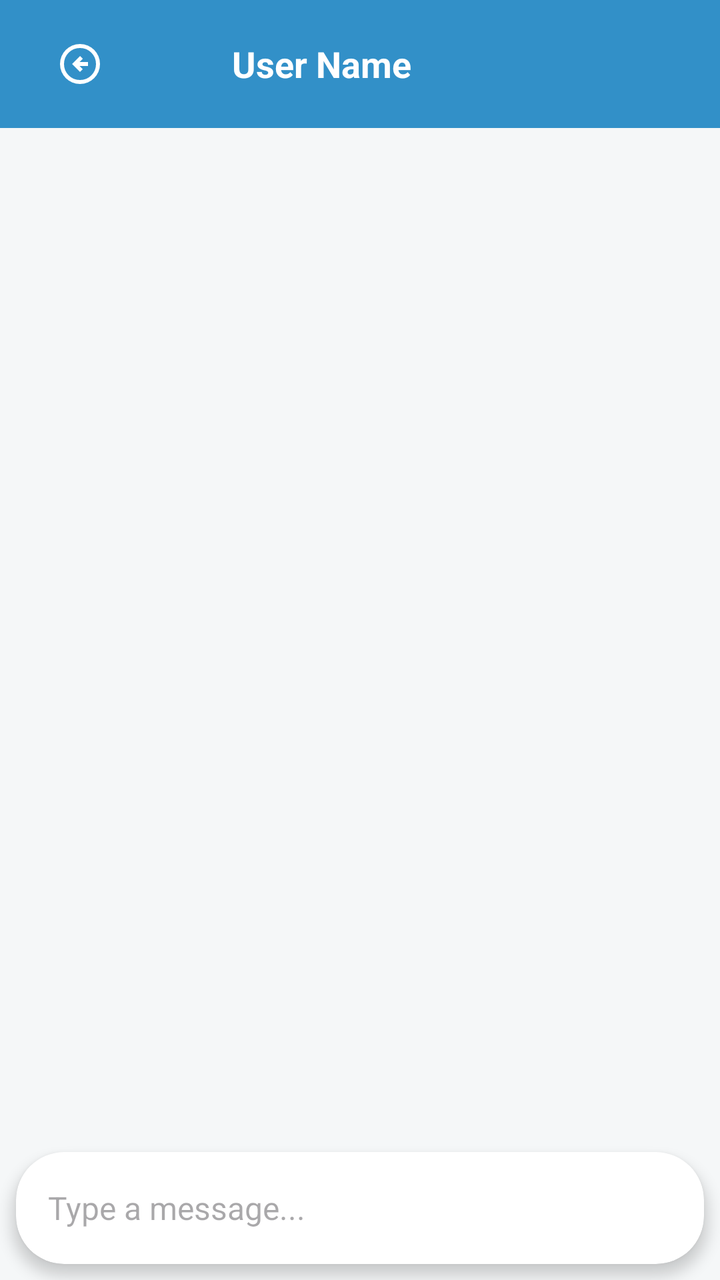
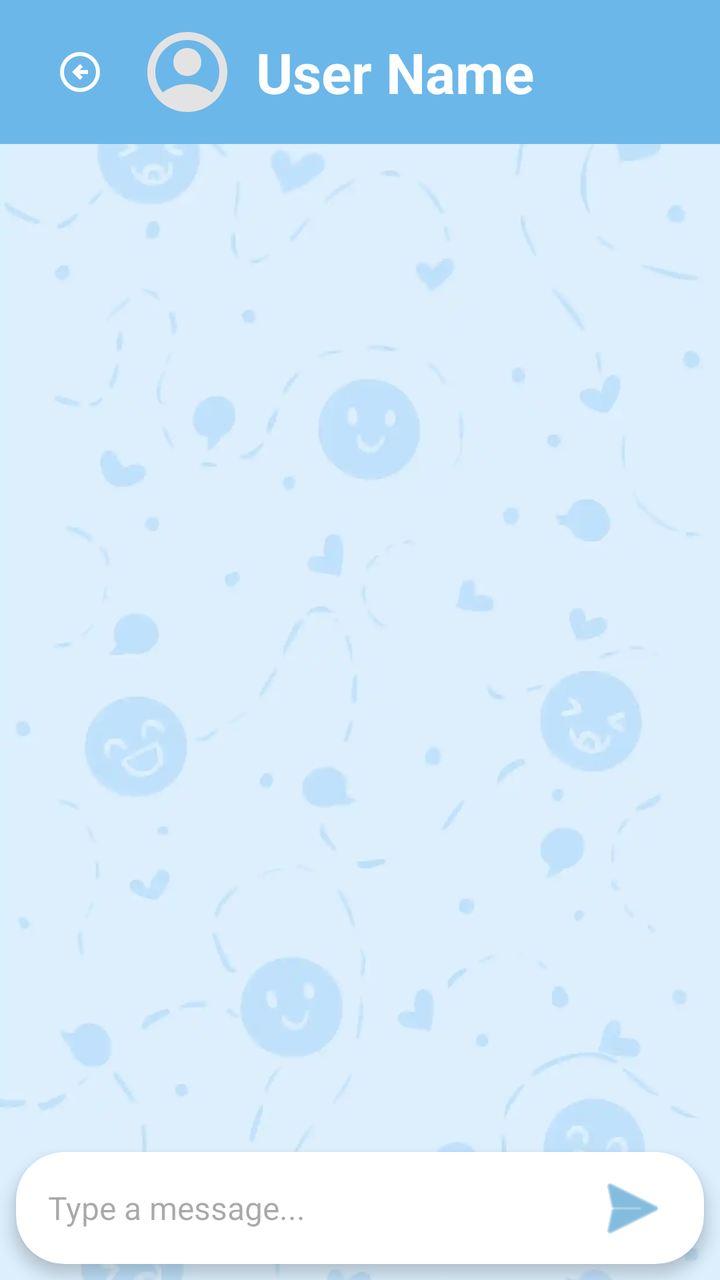

Before-and-after screenshots of an Android layout around one commit, followed by the original layout XML and the change that was made.
<!-- AndroidManifest.xml: application theme Theme.BetweenUs -->
<!-- res/layout/fragment_messaging.xml -->
<?xml version="1.0" encoding="utf-8"?>
<androidx.constraintlayout.widget.ConstraintLayout xmlns:android="http://schemas.android.com/apk/res/android"
    xmlns:app="http://schemas.android.com/apk/res-auto"
    android:layout_width="match_parent"
    android:layout_height="match_parent"
    android:background="#F5F7F8">

    
    <com.google.android.material.appbar.MaterialToolbar
        android:id="@+id/chatToolbar"
        android:layout_width="0dp"
        android:layout_height="wrap_content"
        android:background="#3290c8"
        android:elevation="4dp"
        app:layout_constraintEnd_toEndOf="parent"
        app:layout_constraintStart_toStartOf="parent"
        app:layout_constraintTop_toTopOf="parent">

        <LinearLayout
            android:layout_width="match_parent"
            android:layout_height="wrap_content"
            android:gravity="center_vertical"
            android:orientation="horizontal">

            <ImageButton
                android:id="@+id/backButton"
                android:layout_width="48dp"
                android:layout_height="48dp"
                android:background="?attr/selectableItemBackgroundBorderless"
                android:src="@drawable/back_arrow"
                app:tint="@android:color/white" />

            <com.google.android.material.imageview.ShapeableImageView
                android:id="@+id/groupImage"
                android:layout_width="32dp"
                android:layout_height="32dp"
                android:layout_marginStart="8dp"
                android:src="@drawable/ic_profile_placeholder"
                app:shapeAppearanceOverlay="@style/ShapeAppearance.Material3.Corner.Full" />

            <TextView
                android:id="@+id/groupName"
                android:layout_width="wrap_content"
                android:layout_height="wrap_content"
                android:layout_marginStart="12dp"
                android:text="User Name"
                android:textColor="@android:color/white"
                android:textSize="18sp"
                android:textStyle="bold" />
        </LinearLayout>
    </com.google.android.material.appbar.MaterialToolbar>

    
    <androidx.recyclerview.widget.RecyclerView
        android:id="@+id/messagesRecyclerView"
        android:layout_width="0dp"
        android:layout_height="0dp"
        android:clipToPadding="false"
        android:padding="8dp"
        app:layout_constraintBottom_toTopOf="@id/messageInputLayout"
        app:layout_constraintEnd_toEndOf="parent"
        app:layout_constraintStart_toStartOf="parent"
        app:layout_constraintTop_toBottomOf="@id/chatToolbar" />

    
    <androidx.cardview.widget.CardView
        android:id="@+id/messageInputLayout"
        android:layout_width="0dp"
        android:layout_height="wrap_content"
        android:layout_margin="8dp"
        app:cardCornerRadius="24dp"
        app:cardElevation="4dp"
        app:layout_constraintBottom_toBottomOf="parent"
        app:layout_constraintEnd_toEndOf="parent"
        app:layout_constraintStart_toStartOf="parent">

        <LinearLayout
            android:layout_width="match_parent"
            android:layout_height="wrap_content"
            android:gravity="center_vertical"
            android:orientation="horizontal"
            android:paddingHorizontal="16dp"
            android:paddingVertical="4dp">

            <EditText
                android:id="@+id/messageInput"
                android:layout_width="0dp"
                android:layout_height="wrap_content"
                android:layout_weight="1"
                android:background="@android:color/transparent"
                android:hint="Type a message..."
                android:minHeight="48dp"
                android:paddingVertical="8dp"
                android:textColor="@color/black"
                android:textSize="16sp" />

            <ImageButton
                android:id="@+id/sendMessageButton"
                android:layout_width="40dp"
                android:layout_height="40dp"
                android:background="?attr/selectableItemBackgroundBorderless"
                android:src="@drawable/ic_send"
                app:tint="#3290c8" />

        </LinearLayout>
    </androidx.cardview.widget.CardView>

</androidx.constraintlayout.widget.ConstraintLayout>
<!-- resources referenced by this layout -->
<resources>
  <color name="black">#FF000000</color>
  <!-- drawable back_arrow (drawable) -->
  <vector xmlns:android="http://schemas.android.com/apk/res/android"
      android:width="24dp"
      android:height="24dp"
      android:viewportWidth="960"
      android:viewportHeight="960">
    <path
        android:pathData="m480,640 l56,-56 -64,-64h168v-80L472,440l64,-64 -56,-56 -160,160 160,160ZM480,880q-83,0 -156,-31.5T197,763q-54,-54 -85.5,-127T80,480q0,-83 31.5,-156T197,197q54,-54 127,-85.5T480,80q83,0 156,31.5T763,197q54,54 85.5,127T880,480q0,83 -31.5,156T763,763q-54,54 -127,85.5T480,880ZM480,800q134,0 227,-93t93,-227q0,-134 -93,-227t-227,-93q-134,0 -227,93t-93,227q0,134 93,227t227,93ZM480,480Z"
        android:fillColor="#e3e3e3"/>
  </vector>
  <!-- drawable ic_profile_placeholder (drawable) -->
  <?xml version="1.0" encoding="utf-8"?>
  <selector xmlns:android="http://schemas.android.com/apk/res/android">
  
  </selector>
  <!-- drawable ic_send (drawable) -->
  <?xml version="1.0" encoding="utf-8"?>
  <selector xmlns:android="http://schemas.android.com/apk/res/android">
  
  </selector>
  <style name="Theme.BetweenUs" parent="Theme.MaterialComponents.DayNight.NoActionBar">
          
          <item name="colorPrimary">@color/purple_500</item>
          <item name="colorPrimaryVariant">@color/purple_700</item>
          <item name="colorOnPrimary">@color/white</item>
          
          <item name="colorSecondary">@color/teal_200</item>
          <item name="colorSecondaryVariant">@color/teal_700</item>
          <item name="colorOnSecondary">@color/black</item>
          
          <item name="android:statusBarColor">?attr/colorPrimaryVariant</item>
          
      </style>
  <color name="purple_500">#FF6200EE</color>
  <color name="purple_700">#FF3700B3</color>
  <color name="white">#FFFFFFFF</color>
  <color name="teal_200">#FF03DAC5</color>
  <color name="teal_700">#FF018786</color>
</resources>

<!-- the commit's change to res/layout/fragment_messaging.xml (unified diff, before → after) -->
@@ -2,16 +2,28 @@
 <androidx.constraintlayout.widget.ConstraintLayout xmlns:android="http://schemas.android.com/apk/res/android"
     xmlns:app="http://schemas.android.com/apk/res-auto"
     android:layout_width="match_parent"
-    android:layout_height="match_parent"
-    android:background="#F5F7F8">
+    android:layout_height="match_parent">
+
+    <ImageView
+        android:id="@+id/bgImage"
+        android:layout_width="0dp"
+        android:layout_height="0dp"
+        android:scaleType="centerCrop"
+        android:src="@drawable/bg"
+        app:layout_constraintBottom_toBottomOf="parent"
+        app:layout_constraintEnd_toEndOf="parent"
+        app:layout_constraintStart_toStartOf="parent"
+        app:layout_constraintTop_toTopOf="parent" />
 
     
     <com.google.android.material.appbar.MaterialToolbar
         android:id="@+id/chatToolbar"
         android:layout_width="0dp"
         android:layout_height="wrap_content"
-        android:background="#3290c8"
-        android:elevation="4dp"
+        android:background="#6BB7E9"
+        android:elevation="10dp"
+        android:paddingTop="12dp"
+        android:paddingBottom="12dp"
         app:layout_constraintEnd_toEndOf="parent"
         app:layout_constraintStart_toStartOf="parent"
         app:layout_constraintTop_toTopOf="parent">
@@ -32,20 +44,23 @@
 
             <com.google.android.material.imageview.ShapeableImageView
                 android:id="@+id/groupImage"
-                android:layout_width="32dp"
-                android:layout_height="32dp"
-                android:layout_marginStart="8dp"
-                android:src="@drawable/ic_profile_placeholder"
+                android:layout_width="0dp"
+                android:layout_marginStart="0dp"
+                android:layout_height="match_parent"
+                android:layout_weight="1"
+                android:src="@drawable/profilebtn_filled"
                 app:shapeAppearanceOverlay="@style/ShapeAppearance.Material3.Corner.Full" />
 
             <TextView
                 android:id="@+id/groupName"
-                android:layout_width="wrap_content"
-                android:layout_height="wrap_content"
-                android:layout_marginStart="12dp"
+                android:layout_width="0dp"
+                android:layout_height="match_parent"
+                android:layout_weight="4"
+                android:gravity="center_vertical"
+                android:paddingStart="5dp"
                 android:text="User Name"
                 android:textColor="@android:color/white"
-                android:textSize="18sp"
+                android:textSize="28sp"
                 android:textStyle="bold" />
         </LinearLayout>
     </com.google.android.material.appbar.MaterialToolbar>
@@ -98,8 +113,9 @@
                 android:id="@+id/sendMessageButton"
                 android:layout_width="40dp"
                 android:layout_height="40dp"
+                android:scaleType="fitCenter"
                 android:background="?attr/selectableItemBackgroundBorderless"
-                android:src="@drawable/ic_send"
+                android:src="@android:drawable/ic_menu_send"
                 app:tint="#3290c8" />
 
         </LinearLayout>
<!-- resource entries referenced after the edit -->
@@ -11,16 +11,17 @@
         android:pathData="m480,640 l56,-56 -64,-64h168v-80L472,440l64,-64 -56,-56 -160,160 160,160ZM480,880q-83,0 -156,-31.5T197,763q-54,-54 -85.5,-127T80,480q0,-83 31.5,-156T197,197q54,-54 127,-85.5T480,80q83,0 156,31.5T763,197q54,54 85.5,127T880,480q0,83 -31.5,156T763,763q-54,54 -127,85.5T480,880ZM480,800q134,0 227,-93t93,-227q0,-134 -93,-227t-227,-93q-134,0 -227,93t-93,227q0,134 93,227t227,93ZM480,480Z"
         android:fillColor="#e3e3e3"/>
   </vector>
-  <!-- drawable ic_profile_placeholder (drawable) -->
-  <?xml version="1.0" encoding="utf-8"?>
-  <selector xmlns:android="http://schemas.android.com/apk/res/android">
-  
-  </selector>
-  <!-- drawable ic_send (drawable) -->
-  <?xml version="1.0" encoding="utf-8"?>
-  <selector xmlns:android="http://schemas.android.com/apk/res/android">
-  
-  </selector>
+  <!-- drawable bg: webp bitmap (drawable, 16506 bytes) -->
+  <!-- drawable profilebtn_filled (drawable) -->
+  <vector xmlns:android="http://schemas.android.com/apk/res/android"
+      android:width="24dp"
+      android:height="24dp"
+      android:viewportWidth="960"
+      android:viewportHeight="960">
+    <path
+        android:pathData="M234,684q51,-39 114,-61.5T480,600q69,0 132,22.5T726,684q35,-41 54.5,-93T800,480q0,-133 -93.5,-226.5T480,160q-133,0 -226.5,93.5T160,480q0,59 19.5,111t54.5,93ZM380.5,479.5Q340,439 340,380t40.5,-99.5Q421,240 480,240t99.5,40.5Q620,321 620,380t-40.5,99.5Q539,520 480,520t-99.5,-40.5ZM480,880q-83,0 -156,-31.5T197,763q-54,-54 -85.5,-127T80,480q0,-83 31.5,-156T197,197q54,-54 127,-85.5T480,80q83,0 156,31.5T763,197q54,54 85.5,127T880,480q0,83 -31.5,156T763,763q-54,54 -127,85.5T480,880Z"
+        android:fillColor="#e3e3e3"/>
+  </vector>
   <style name="Theme.BetweenUs" parent="Theme.MaterialComponents.DayNight.NoActionBar">
           
           <item name="colorPrimary">@color/purple_500</item>
